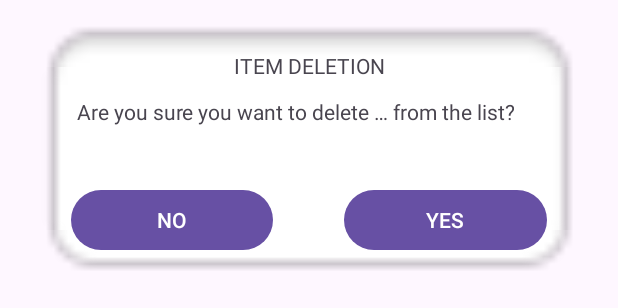
After one commit to HCABurns/Home-Stock-Manager, an Android app: the layout delete_diaglog.xml on its own in the app's theme, with its tools: preview values and no code run, on a phone screen of 412 x 824 dp. The commit adds this screen. Shown: the top 308 px of the screen. Run offline under Robolectric (Android 15) with nearby library versions, the phone set to English and light mode, and no system bars.

Commit message:
Functional delete.
Added functional deletion. Requires a better UI to be created.

```diff
--- a/app/src/main/java/com/example/myapplication/Activities/MainActivity.java
+++ b/app/src/main/java/com/example/myapplication/Activities/MainActivity.java
@@ -19,6 +19,8 @@ import com.example.myapplication.database.dbHelper;
 public class MainActivity extends AppCompatActivity {
 
     public static dbHelper dbHelper = new dbHelper();
+    //Create the fragments that will be used to change screens
+
 
     @Override
     protected void onCreate(Bundle savedInstanceState) {
@@ -27,7 +29,6 @@ public class MainActivity extends AppCompatActivity {
 
         //Create the fragments that will be used to change screens
         Fragment homeFragment = new HomeFragment();
-        //Set fragments to be used
         Fragment viewFragment = new ViewFragment();
         Fragment searchFragment = new SearchFragment();
         Fragment menuFragment = new MenuFragment(getBaseContext());
--- /dev/null
+++ b/app/src/main/res/layout/delete_diaglog.xml
@@ -0,0 +1,106 @@
+<?xml version="1.0" encoding="utf-8"?>
+<androidx.constraintlayout.widget.ConstraintLayout xmlns:android="http://schemas.android.com/apk/res/android"
+    xmlns:app="http://schemas.android.com/apk/res-auto"
+    xmlns:tools="http://schemas.android.com/tools"
+    android:layout_width="match_parent"
+    android:layout_height="wrap_content">
+
+    <ImageView
+        android:id="@+id/bgView"
+        android:layout_width="411dp"
+        android:layout_height="198dp"
+        app:layout_constraintEnd_toEndOf="parent"
+        app:layout_constraintStart_toStartOf="parent"
+        app:layout_constraintTop_toTopOf="parent"
+        app:srcCompat="@android:drawable/editbox_background_normal" />
+
+    <LinearLayout
+        android:layout_width="411dp"
+        android:layout_height="wrap_content"
+        android:layout_marginTop="34dp"
+        android:orientation="vertical"
+        app:layout_constraintEnd_toEndOf="parent"
+        app:layout_constraintStart_toStartOf="parent"
+        app:layout_constraintTop_toTopOf="parent">
+
+        <LinearLayout
+            android:layout_width="match_parent"
+            android:layout_height="match_parent"
+            android:orientation="horizontal">
+
+            <Space
+                android:layout_width="wrap_content"
+                android:layout_height="wrap_content"
+                android:layout_weight="1" />
+
+            <TextView
+                android:id="@+id/dialog_title"
+                android:layout_width="wrap_content"
+                android:layout_height="wrap_content"
+                android:layout_marginBottom="10dp"
+                android:text="@string/item_deletion" />
+
+            <Space
+                android:layout_width="wrap_content"
+                android:layout_height="wrap_content"
+                android:layout_weight="1" />
+
+        </LinearLayout>
+
+        <LinearLayout
+            android:layout_width="match_parent"
+            android:layout_height="59dp"
+            android:lines="3"
+            android:maxLines="3"
+            android:orientation="horizontal">
+
+            <TextView
+                android:id="@+id/dialog_help"
+                android:layout_width="wrap_content"
+                android:layout_height="56dp"
+                android:layout_gravity="center"
+                android:layout_marginLeft="50dp"
+                android:layout_marginRight="50dp"
+                android:text="@string/item_deletion_help"
+                android:textAlignment="center" />
+
+        </LinearLayout>
+
+        <LinearLayout
+            android:layout_width="match_parent"
+            android:layout_height="wrap_content"
+            android:orientation="horizontal">
+
+            <Space
+                android:layout_width="wrap_content"
+                android:layout_height="wrap_content"
+                android:layout_weight="1" />
+
+            <Button
+                android:id="@+id/no_button"
+                android:layout_width="wrap_content"
+                android:layout_height="wrap_content"
+                android:layout_weight="1"
+                android:text="@string/item_deletion_no" />
+
+            <Space
+                android:layout_width="wrap_content"
+                android:layout_height="wrap_content"
+                android:layout_weight="1" />
+
+            <Button
+                android:id="@+id/yes_button"
+                android:layout_width="wrap_content"
+                android:layout_height="wrap_content"
+                android:layout_weight="1"
+                android:text="@string/item_deletion_yes" />
+
+            <Space
+                android:layout_width="wrap_content"
+                android:layout_height="wrap_content"
+                android:layout_weight="1" />
+        </LinearLayout>
+    </LinearLayout>
+
+
+</androidx.constraintlayout.widget.ConstraintLayout>
--- a/app/src/main/res/values/strings.xml
+++ b/app/src/main/res/values/strings.xml
@@ -28,6 +28,11 @@
         button to remove the item from the list.</string>
     <string name="item_quantity_title">Quantity:</string>
     <string name="edit">EDIT</string>
+
+    <string name="item_deletion">ITEM DELETION</string>
+    <string name="item_deletion_help">Are you sure you want to delete … from the list?</string>
+    <string name="item_deletion_yes">YES</string>
+    <string name="item_deletion_no">NO</string>
 
     <string name="menu_search">Search</string>
 
```
Also changed, not shown: app/src/main/java/com/example/myapplication/Adapters/ViewAdapter.java (+45 -8 lines), app/src/main/java/com/example/myapplication/database/dbHelper.java (+8 -0 lines), app/src/main/res/layout/fragment_add.xml (deleted, +0 -29 lines).
